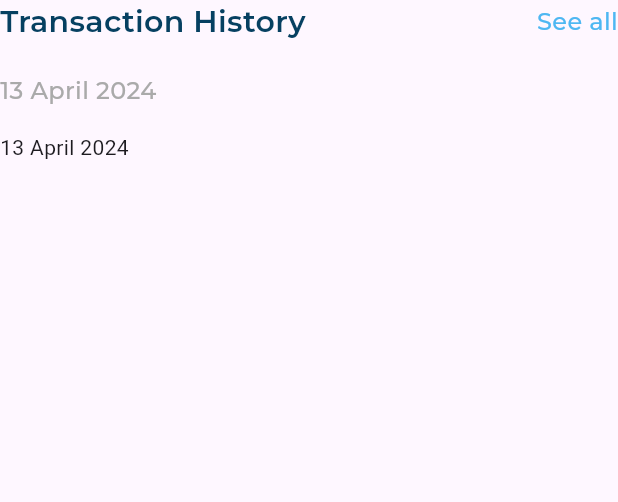
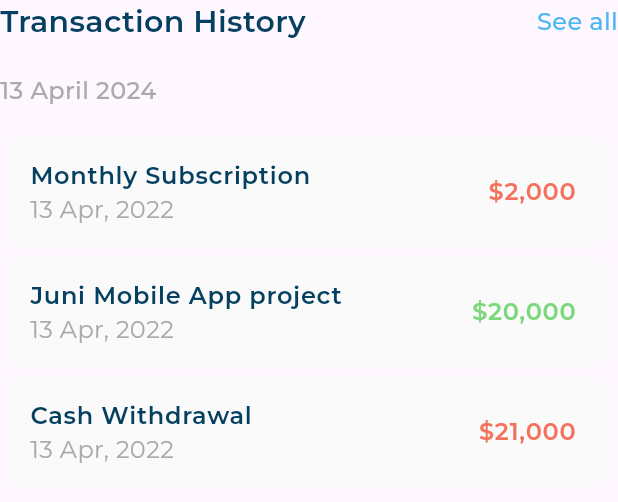
Before and after one commit to FlutterSmith/responsive_dash_board, a Flutter app: the TransactionHistory widget shown alone on an empty page, opened directly, on a phone screen of 412 x 824 dp. Shown: the top 502 px of the screen. Run offline on Flutter 3.47's test engine with Material 3 defaults, Android fonts, the phone set to English and light mode, and no system bars; our stand-ins replace expandable_page_view, flutter_svg; project files that could hold a hidden picture were left out.

Commit message:
transaction history done

```diff
--- /dev/null
+++ b/lib/models/transation_model.dart
@@ -0,0 +1,12 @@
+class TransactionModel {
+  final String title;
+  final String amount;
+  final String date;
+  final bool isWithdrawal;
+
+  const TransactionModel(
+      {required this.title,
+      required this.amount,
+      required this.date,
+      required this.isWithdrawal});
+}
--- a/lib/views/widgets/dashboard_desktop_layout.dart
+++ b/lib/views/widgets/dashboard_desktop_layout.dart
@@ -1,6 +1,7 @@
 import 'package:flutter/material.dart';
 import 'package:responsive_dash_board/views/widgets/all_expenses_widget.dart';
 import 'package:responsive_dash_board/views/widgets/custom_drawer.dart';
+import 'package:responsive_dash_board/views/widgets/my_cards_and_transaction_section.dart';
 import 'package:responsive_dash_board/views/widgets/my_cards_section.dart';
 import 'package:responsive_dash_board/views/widgets/transaction_history.dart';
 
@@ -28,7 +29,7 @@ class DashboardDesktopLayout extends StatelessWidget {
         SizedBox(
           width: 24,
         ),
-        Expanded(flex: 3, child: TransactionHistory()),
+        Expanded(flex: 3, child: MyCardsAndTransactionSection()),
       ],
     );
   }
--- /dev/null
+++ b/lib/views/widgets/my_cards_and_transaction_section.dart
@@ -0,0 +1,23 @@
+import 'package:flutter/material.dart';
+import 'package:responsive_dash_board/views/widgets/custom_background_container.dart';
+import 'package:responsive_dash_board/views/widgets/my_cards_section.dart';
+import 'package:responsive_dash_board/views/widgets/transaction_history.dart';
+
+class MyCardsAndTransactionSection extends StatelessWidget {
+  const MyCardsAndTransactionSection({super.key});
+
+  @override
+  Widget build(BuildContext context) {
+    return const CustomBackgroundContainer(
+        child: Column(
+      children: [
+        MyCardSection(),
+        Divider(
+          height: 40,
+          color: Color(0xFFF1F1F1),
+        ),
+        TransactionHistory(),
+      ],
+    ));
+  }
+}
--- a/lib/views/widgets/transaction_history.dart
+++ b/lib/views/widgets/transaction_history.dart
@@ -1,5 +1,6 @@
 import 'package:flutter/material.dart';
 import 'package:responsive_dash_board/utils/app_styles.dart';
+import 'package:responsive_dash_board/views/widgets/transaction_history_list_view.dart';
 
 class TransactionHistory extends StatelessWidget {
   const TransactionHistory({super.key});
@@ -9,28 +10,40 @@ class TransactionHistory extends StatelessWidget {
     return Column(
       crossAxisAlignment: CrossAxisAlignment.start,
       children: [
-        Row(
-          mainAxisAlignment: MainAxisAlignment.spaceBetween,
-          children: [
-            const Text('Transaction History', style: AppStyles.styleSimiBold20),
-            Text('See all',
-                style: AppStyles.styleMedium16
-                    .copyWith(color: const Color(0xff4EB7F2))),
-          ],
-        ),
+        const TransactionHistoryHeader(),
         const SizedBox(
           height: 20,
         ),
-        Text('13 April 2024',
-            style: AppStyles.styleMedium16.copyWith(
-              color: const Color(0xFFAAAAAA),
-            ),),
+        Text(
+          '13 April 2024',
+          style: AppStyles.styleMedium16.copyWith(
+            color: const Color(0xFFAAAAAA),
+          ),
+        ),
         const SizedBox(
           height: 16,
-
         ),
-        const Text('13 April 2024',
+        const TransactionHistoryListView(),
       ],
     );
   }
 }
+
+class TransactionHistoryHeader extends StatelessWidget {
+  const TransactionHistoryHeader({
+    super.key,
+  });
+
+  @override
+  Widget build(BuildContext context) {
+    return Row(
+      mainAxisAlignment: MainAxisAlignment.spaceBetween,
+      children: [
+        const Text('Transaction History', style: AppStyles.styleSimiBold20),
+        Text('See all',
+            style: AppStyles.styleMedium16
+                .copyWith(color: const Color(0xff4EB7F2))),
+      ],
+    );
+  }
+}
--- /dev/null
+++ b/lib/views/widgets/transaction_history_list_view.dart
@@ -0,0 +1,36 @@
+import 'package:flutter/material.dart';
+import 'package:responsive_dash_board/models/transation_model.dart';
+import 'package:responsive_dash_board/views/widgets/transaction_item.dart';
+
+class TransactionHistoryListView extends StatelessWidget {
+  const TransactionHistoryListView({super.key});
+
+  static const items = [
+    TransactionModel(
+        title: 'Monthly Subscription',
+        amount: r'$2,000',
+        date: '13 Apr, 2022 ',
+        isWithdrawal: true),
+    TransactionModel(
+        title: 'Juni Mobile App project',
+        amount: r'$20,000',
+        date: '13 Apr, 2022 ',
+        isWithdrawal: false),
+    TransactionModel(
+        title: 'Cash Withdrawal',
+        amount: r'$21,000',
+        date: '13 Apr, 2022 ',
+        isWithdrawal: true),
+  ];
+
+  @override
+  Widget build(BuildContext context) {
+    return ListView.builder(
+        itemCount: items.length,
+        shrinkWrap: true,
+        physics: const NeverScrollableScrollPhysics(),
+        itemBuilder: (context, index) {
+          return TransactionItem(transactionModel: items[index]);
+        });
+  }
+}
--- /dev/null
+++ b/lib/views/widgets/transaction_item.dart
@@ -0,0 +1,40 @@
+import 'package:flutter/material.dart';
+import 'package:responsive_dash_board/models/transation_model.dart';
+import 'package:responsive_dash_board/utils/app_styles.dart';
+
+class TransactionItem extends StatelessWidget {
+  const TransactionItem({super.key, required this.transactionModel});
+
+  final TransactionModel transactionModel;
+
+  @override
+  Widget build(BuildContext context) {
+    return Card(
+      color: const Color(0xffFAFAFA),
+      elevation: 0,
+      shape: RoundedRectangleBorder(
+        borderRadius: BorderRadius.circular(12),
+      ),
+      child: ListTile(
+        title: Text(
+          transactionModel.title,
+          style: AppStyles.styleSimiBold16.copyWith(
+            color: const Color(0xFF064060),
+          ),
+        ),
+        subtitle: Text(
+          transactionModel.date,
+          style: AppStyles.styleRegular16.copyWith(
+            color: const Color(0xFFAAAAAA),
+          ),
+        ),
+        trailing: Text(transactionModel.amount,
+            style: AppStyles.styleSimiBold16.copyWith(
+              color: transactionModel.isWithdrawal
+                  ? const Color(0xFFF3735E)
+                  : const Color(0xFF7CD87A),
+            )),
+      ),
+    );
+  }
+}
```
